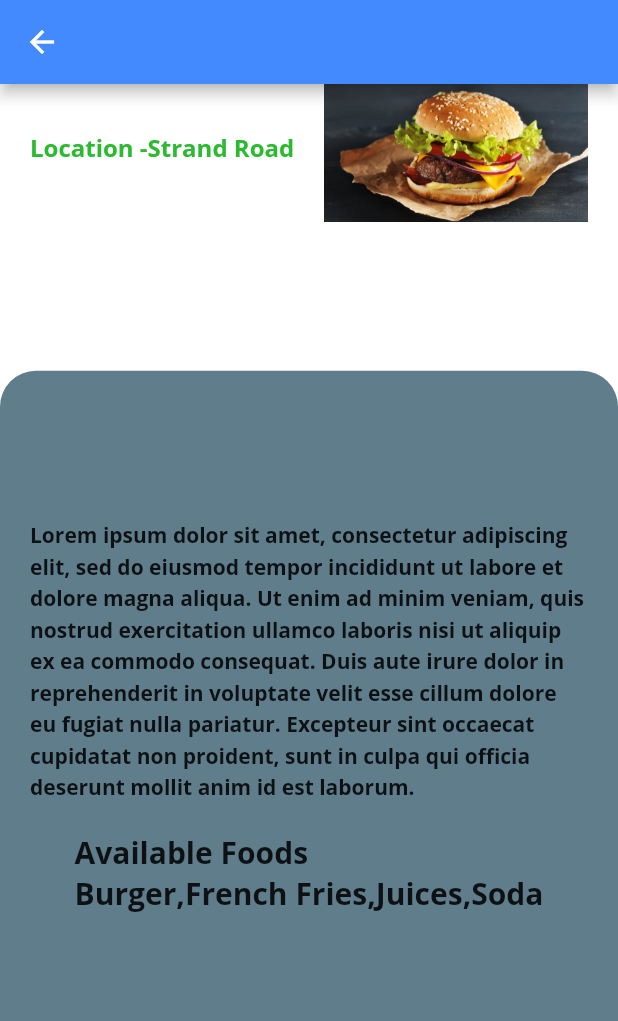
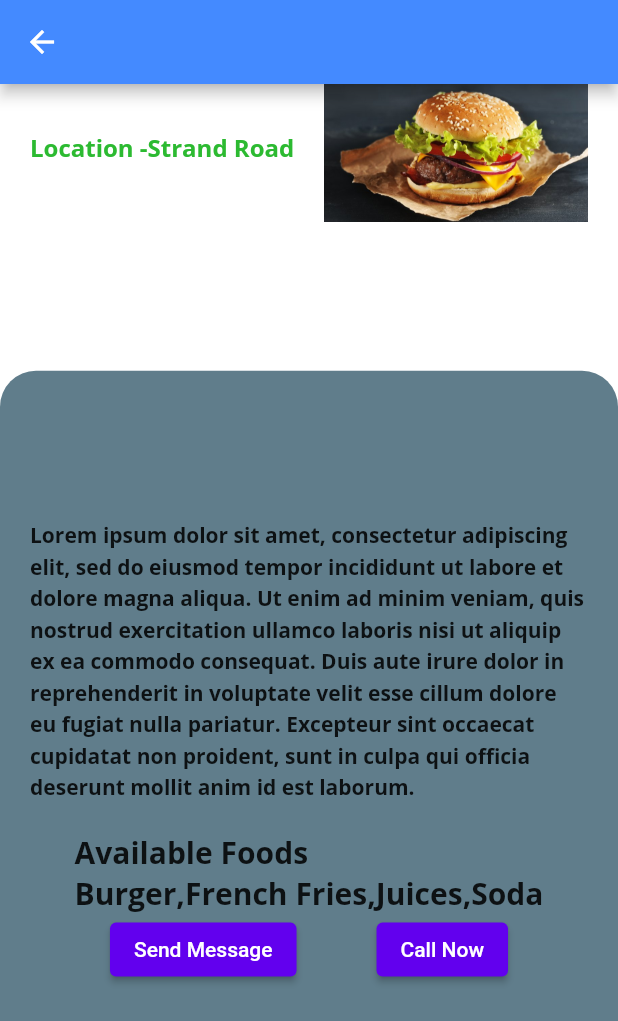
Before and after one commit to thut4/demo-guide, a Flutter app: the DetailPage screen opened directly with sample values from the repository, scrolled down 56 dp, on a phone screen of 412 x 824 dp. Shown: the top 1021 px of the screen. Run offline on Flutter 3.47's test engine with Material 2 defaults, Android fonts, the light colour scheme and no system bars; our stand-ins replace google_fonts.

Commit message:
add some features

```diff
--- a/lib/pages/page_two/detail_body.dart
+++ b/lib/pages/page_two/detail_body.dart
@@ -1,6 +1,8 @@
 import 'package:flutter/material.dart';
 import 'package:flutter_project/models/data.dart';
 import 'package:flutter_project/provider/theme.dart';
+import 'package:url_launcher/link.dart';
+import 'package:url_launcher/url_launcher.dart';
 //import 'package:google_fonts/google_fonts.dart';
 
 import 'item_withimage.dart';
@@ -8,6 +10,12 @@ import 'item_withimage.dart';
 class BodyPage extends StatelessWidget {
   const BodyPage({Key? key, required this.shop}) : super(key: key);
   final Shop shop;
+  void _launchUrl() async {
+    if (!await launchUrl(Uri.parse(shop.urlLink ?? ''))) {
+      throw 'Could not launch';
+    }
+  }
+
   @override
   Widget build(BuildContext context) {
     Size size = MediaQuery.of(context).size;
@@ -51,6 +59,29 @@ class BodyPage extends StatelessWidget {
                                       .copyWith(
                                           fontSize: 20,
                                           fontWeight: FontWeight.bold),
+                                ),
+                                Row(
+                                  mainAxisAlignment:
+                                      MainAxisAlignment.spaceEvenly,
+                                  children: [
+                                    ElevatedButton(
+                                        onPressed: _launchUrl,
+                                        child: const Text('Send Message')),
+
+                                    // Link(
+                                    //     uri: Uri.parse(shop.urlLink ?? ''),
+                                    //     builder: (context, followLink) =>
+                                    //         ElevatedButton(
+                                    //             onPressed: followLink,
+                                    //             child: const Text(
+                                    //                 'Send Message'))),
+                                    Link(
+                                        uri: Uri.parse("tel:09972233202"),
+                                        builder: (context, followLink) =>
+                                            ElevatedButton(
+                                                onPressed: followLink,
+                                                child: const Text('Call Now'))),
+                                  ],
                                 )
                               ],
                             ),
--- a/pubspec.yaml
+++ b/pubspec.yaml
@@ -36,6 +36,7 @@ dependencies:
   # Use with the CupertinoIcons class for iOS style icons.
   cupertino_icons: ^1.0.2
   provider: ^6.0.3
+  url_launcher: ^6.1.4
 
 dev_dependencies:
   flutter_test:
```
Also changed, not shown: lib/models/data.dart (+34 -25 lines), lib/pages/page_three/night_body.dart (+18 -1 lines), pubspec.lock, 6 other files.
